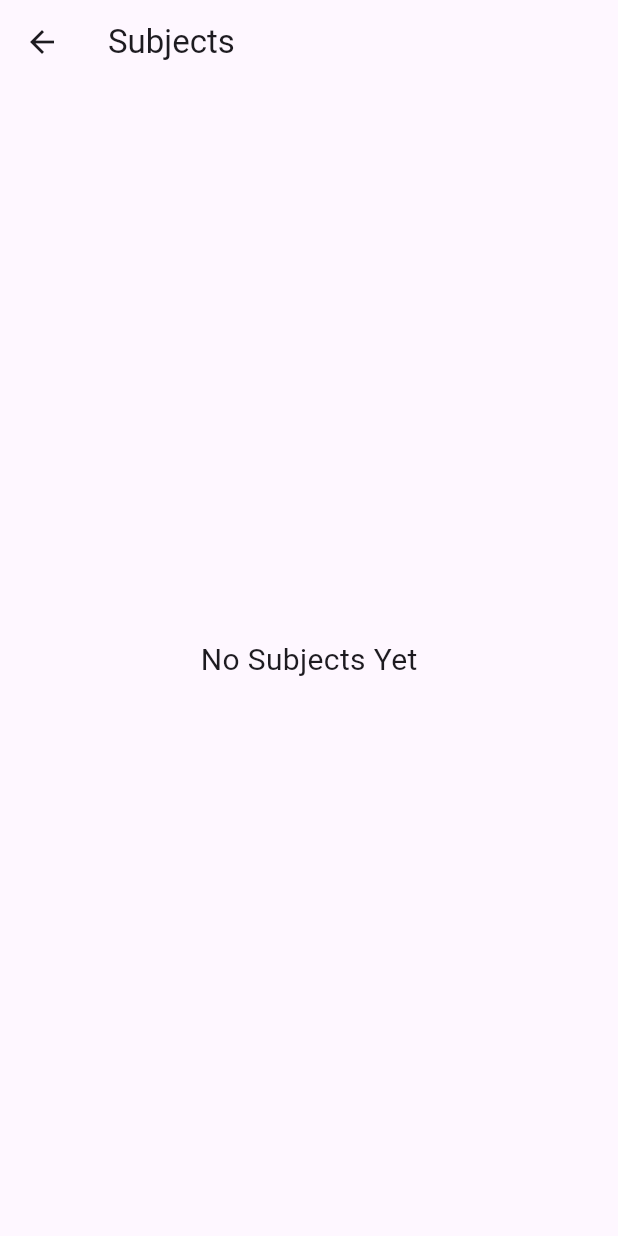
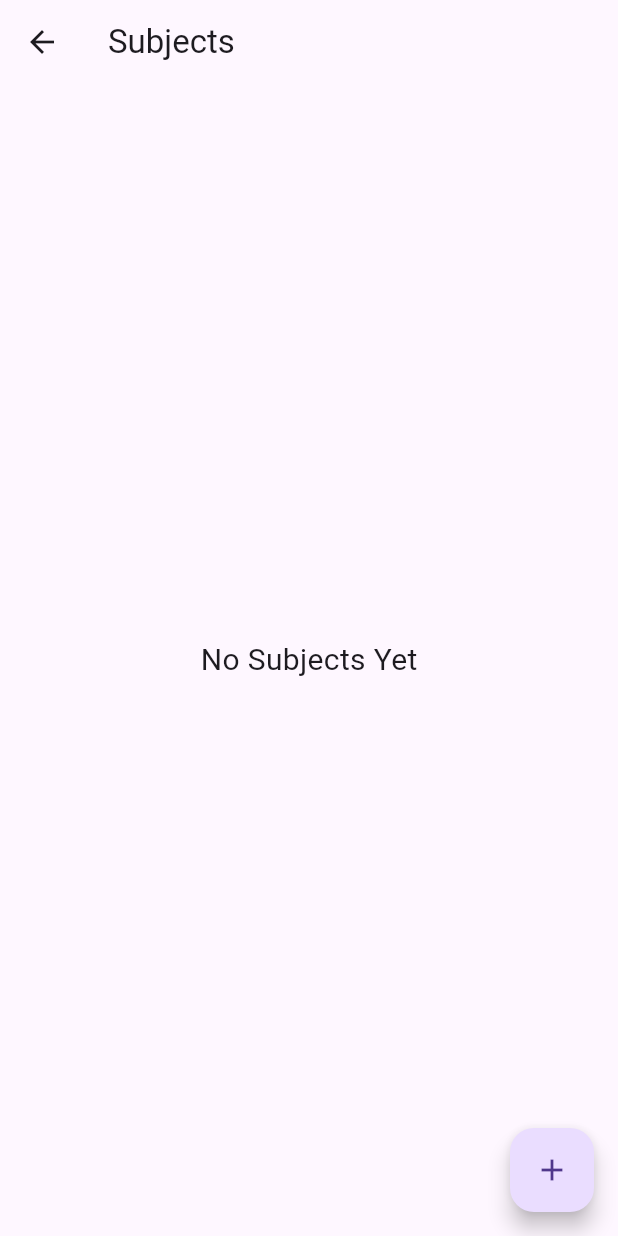
Before and after one commit to amiruushan/StudyFlow-mobile-application, a Flutter app: the SubjectScreen screen opened directly, on a phone screen of 412 x 824 dp. Run offline on Flutter 3.47's test engine with Material 3 defaults, Android fonts, the phone set to English and light mode, and no system bars; our stand-ins replace cloud_firestore, firebase_auth, firebase_core; accounts and stored records are empty.

Commit message:
Update subject_screen.dart

```diff
--- a/lib/screens/subject_screen.dart
+++ b/lib/screens/subject_screen.dart
@@ -1,19 +1,154 @@
 import 'package:flutter/material.dart';
+import 'package:cloud_firestore/cloud_firestore.dart';
+import 'package:firebase_auth/firebase_auth.dart';
 
-class SubjectScreen extends StatelessWidget {
+class SubjectScreen extends StatefulWidget {
   const SubjectScreen({super.key});
+
+  @override
+  State<SubjectScreen> createState() => _SubjectScreenState();
+
+}
+
+class _SubjectScreenState extends State<SubjectScreen> {
+
+  final TextEditingController subjectController = TextEditingController();
+
+  Future<void> addSubject() async {
+
+    if (subjectController.text.trim().isEmpty) {
+      return;
+    }
+
+    await FirebaseFirestore.instance
+        .collection("subjects")
+        .add({
+
+      "name": subjectController.text.trim(),
+
+      "userId":
+      FirebaseAuth.instance.currentUser!.uid,
+
+      "createdAt": Timestamp.now(),
+
+    });
+
+    subjectController.clear();
+  }
 
   @override
   Widget build(BuildContext context) {
     return Scaffold(
+
       appBar: AppBar(
         title: const Text("Subjects"),
       ),
-      body: const Center(
-        child: Text(
-          "No Subjects Yet",
-          style: TextStyle(fontSize: 20),
-        ),
+
+      body: StreamBuilder(
+
+        stream: FirebaseFirestore.instance
+            .collection("subjects")
+            .where(
+          "userId",
+          isEqualTo: FirebaseAuth.instance.currentUser!.uid,
+        )
+            .snapshots(),
+
+        builder: (context, snapshot) {
+
+          if (snapshot.connectionState ==
+              ConnectionState.waiting) {
+
+            return const Center(
+              child: CircularProgressIndicator(),
+            );
+          }
+
+          if (!snapshot.hasData ||
+              snapshot.data!.docs.isEmpty) {
+
+            return const Center(
+              child: Text(
+                "No Subjects Yet",
+                style: TextStyle(fontSize: 20),
+              ),
+            );
+          }
+
+          final subjects = snapshot.data!.docs;
+
+          return ListView.builder(
+
+            itemCount: subjects.length,
+
+            itemBuilder: (context, index) {
+
+              final subject = subjects[index];
+
+              return ListTile(
+
+                leading: const Icon(Icons.book),
+
+                title: Text(subject['name']),
+              );
+            },
+          );
+        },
+      ),
+
+      floatingActionButton: FloatingActionButton(
+
+        onPressed: () {
+
+          showDialog(
+
+            context: context,
+
+            builder: (context) {
+
+              return AlertDialog(
+
+                title: const Text("Add Subject"),
+
+                content: TextField(
+
+                  controller: subjectController,
+
+                  decoration: const InputDecoration(
+                    hintText: "Enter Subject Name",
+                  ),
+                ),
+
+                actions: [
+
+                  TextButton(
+
+                    onPressed: () {
+                      Navigator.pop(context);
+                    },
+
+                    child: const Text("Cancel"),
+                  ),
+
+                  ElevatedButton(
+
+                    onPressed: () async {
+
+                      await addSubject();
+
+                      Navigator.pop(context);
+
+                    },
+
+                    child: const Text("Add"),
+                  ),
+                ],
+              );
+            },
+          );
+        },
+
+        child: const Icon(Icons.add),
       ),
     );
   }
```
